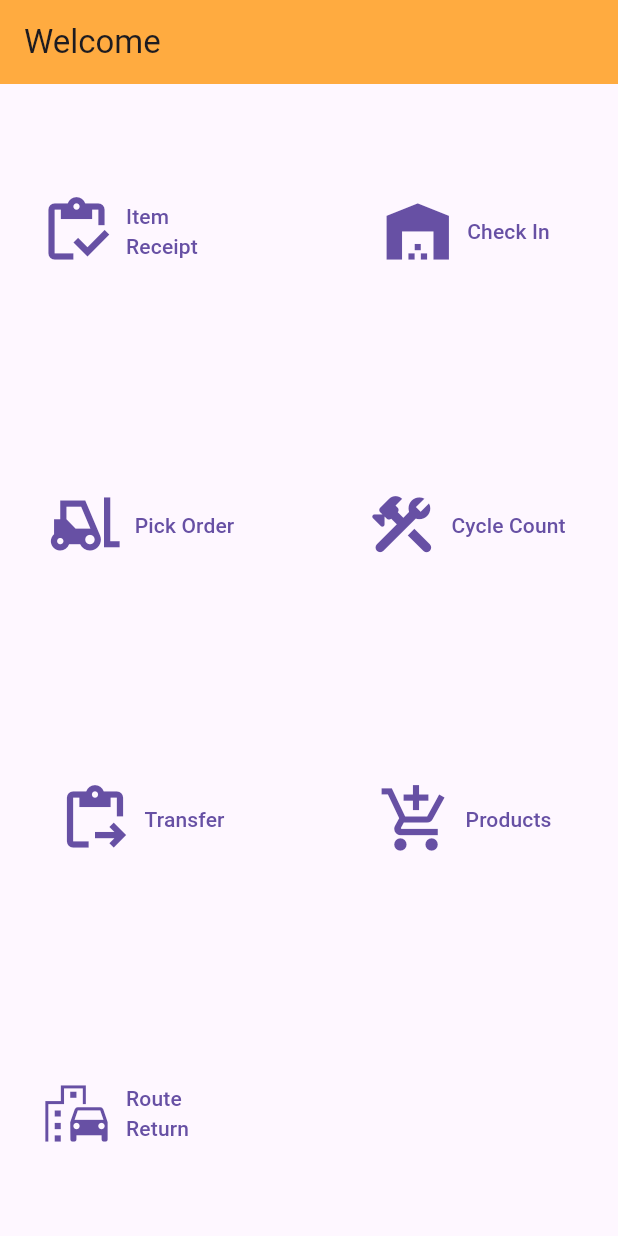
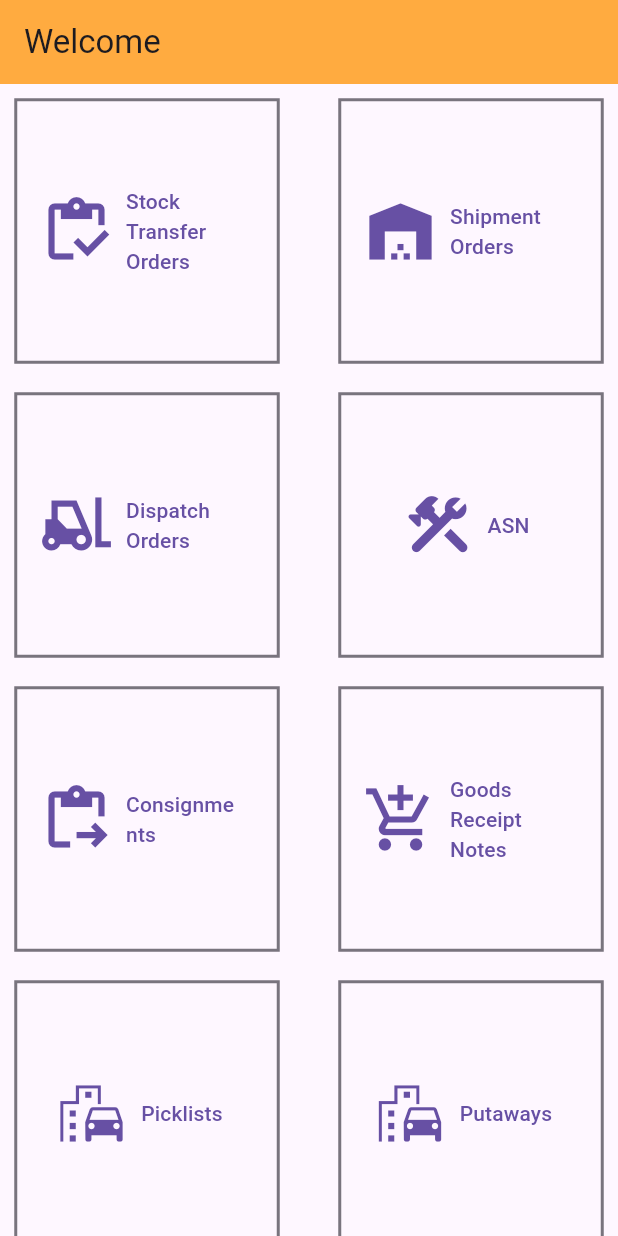
Before and after one commit to iamvedantp/wms_ui, a Flutter app: the screen it shows after launch, on a phone screen of 412 x 824 dp. Run offline on Flutter 3.47's test engine with Material 3 defaults, Android fonts, the phone set to English and light mode, and no system bars; our stand-ins replace font_awesome_flutter.

Commit message:
Button name change

```diff
--- a/lib/buttons_homepage.dart
+++ b/lib/buttons_homepage.dart
@@ -11,10 +11,10 @@ class ButtonsHomepage extends StatelessWidget {
   Widget build(BuildContext context) {
     //Defined the button style once
     final ButtonStyle outlinedButtonStyle =
-        OutlinedButton.styleFrom(shape: const LinearBorder());
+        OutlinedButton.styleFrom(shape: const BeveledRectangleBorder());
     return Scaffold(
       appBar: AppBar(
-        title: const Text('Welcome'),
+        title: const Text('Welcome '),
         backgroundColor: Colors.orangeAccent,
       ),
       body: GridView.count(
@@ -31,7 +31,7 @@ class ButtonsHomepage extends StatelessWidget {
             ),
             style: outlinedButtonStyle,
             onPressed: () {},
-            label: const Text('Item Receipt'),
+            label: const Text('Stock Transfer Orders'),
           ),
           OutlinedButton.icon(
             iconAlignment: IconAlignment.start,
@@ -45,20 +45,20 @@ class ButtonsHomepage extends StatelessWidget {
                 ),
               );
             },
-            label: const Text('Check In'),
+            label: const Text('Shipment Orders'),
           ),
           OutlinedButton.icon(
               iconAlignment: IconAlignment.start,
               icon: const FaIcon(Icons.forklift, size: 50),
               style: outlinedButtonStyle,
               onPressed: () {},
-              label: const Text('Pick Order')),
+              label: const Text('Dispatch Orders')),
           OutlinedButton.icon(
               iconAlignment: IconAlignment.start,
               icon: const FaIcon(Icons.construction_rounded, size: 50),
               style: outlinedButtonStyle,
               onPressed: () {},
-              label: const Text('Cycle Count')),
+              label: const Text('ASN')),
           OutlinedButton.icon(
               iconAlignment: IconAlignment.start,
               icon: const FaIcon(Icons.content_paste_go_outlined, size: 50),
@@ -71,13 +71,13 @@ class ButtonsHomepage extends StatelessWidget {
                   ),
                 );
               },
-              label: const Text('Transfer')),
+              label: const Text('Consignments')),
           OutlinedButton.icon(
               iconAlignment: IconAlignment.start,
               icon: const FaIcon(Icons.add_shopping_cart, size: 50),
               style: outlinedButtonStyle,
               onPressed: () {},
-              label: const Text('Products')),
+              label: const Text('Goods Receipt Notes')),
           OutlinedButton.icon(
               iconAlignment: IconAlignment.start,
               icon: const FaIcon(Icons.emoji_transportation, size: 50),
@@ -90,7 +90,20 @@ class ButtonsHomepage extends StatelessWidget {
                   ),
                 );
               },
-              label: const Text('Route Return')),
+              label: const Text('Picklists ')),
+          OutlinedButton.icon(
+              iconAlignment: IconAlignment.start,
+              icon: const FaIcon(Icons.emoji_transportation, size: 50),
+              style: outlinedButtonStyle,
+              onPressed: () {
+                Navigator.push(
+                  context,
+                  MaterialPageRoute(
+                    builder: (context) => const RouteReturnPage(),
+                  ),
+                );
+              },
+              label: const Text('Putaways ')),
         ],
       ),
     );
```
